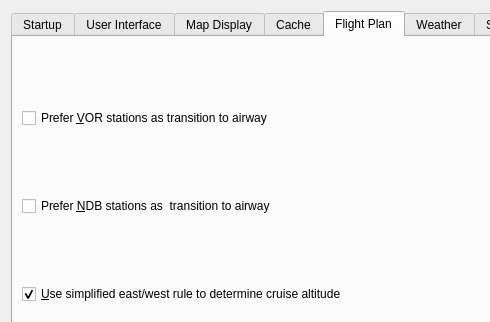
Qt form src/options/options.ui (albar965/littlenavmap) before a commit; both pictures show x 0 to 490 and y 0 to 322 of the 693 by 508 pixel window.
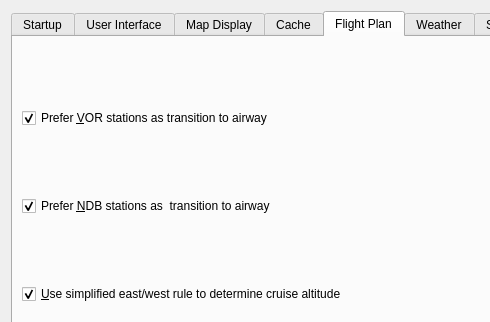
The same form after that commit. The open tabs and pages were chosen to show the change.

Commit message: Added more option handling across the whole program.

The edit to the form file:
```diff
--- a/src/options/options.ui
+++ b/src/options/options.ui
@@ -628,6 +628,9 @@
          <property name="text">
           <string>Prefer &amp;VOR stations as transition to airway</string>
          </property>
+         <property name="checked">
+          <bool>true</bool>
+         </property>
         </widget>
        </item>
        <item row="3" column="0">
@@ -661,6 +664,9 @@
          <property name="text">
           <string>Prefer &amp;NDB stations as  transition to airway</string>
          </property>
+         <property name="checked">
+          <bool>true</bool>
+         </property>
         </widget>
        </item>
        <item row="2" column="0">
```
The commit also changes 15 other files.
